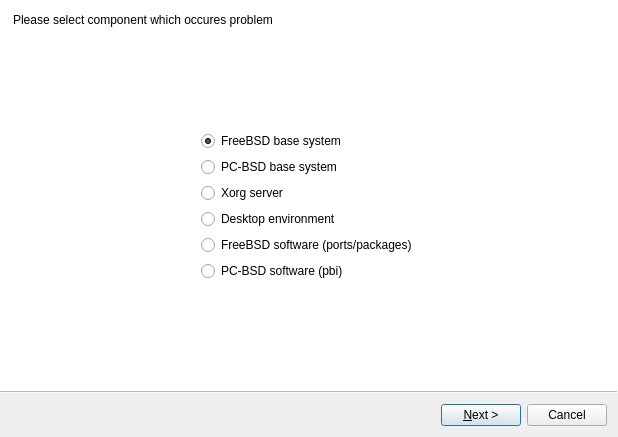
First picture: the form in src-qt4/pc-bugreport/mainwindow.ui, repository trueos/pcbsd, before the edit.
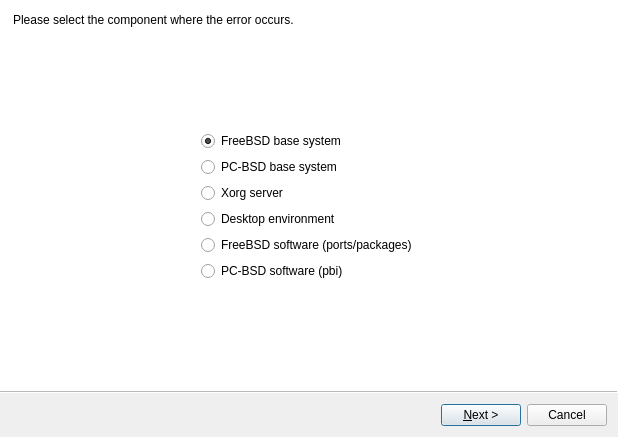
Second picture: the form after the edit. Icons and pictures are not drawn. Custom widgets are drawn as their Qt base class.

```diff
--- a/src-qt4/pc-bugreport/mainwindow.ui
+++ b/src-qt4/pc-bugreport/mainwindow.ui
@@ -31,7 +31,7 @@
     <item row="0" column="0" colspan="3">
      <widget class="QLabel" name="label_9">
       <property name="text">
-       <string>Please select component which occures problem</string>
+       <string>Please select the component where the error occurs.</string>
       </property>
      </widget>
     </item>
```
Left out of the diff: 32 changed lines with no effect on the pictures.
